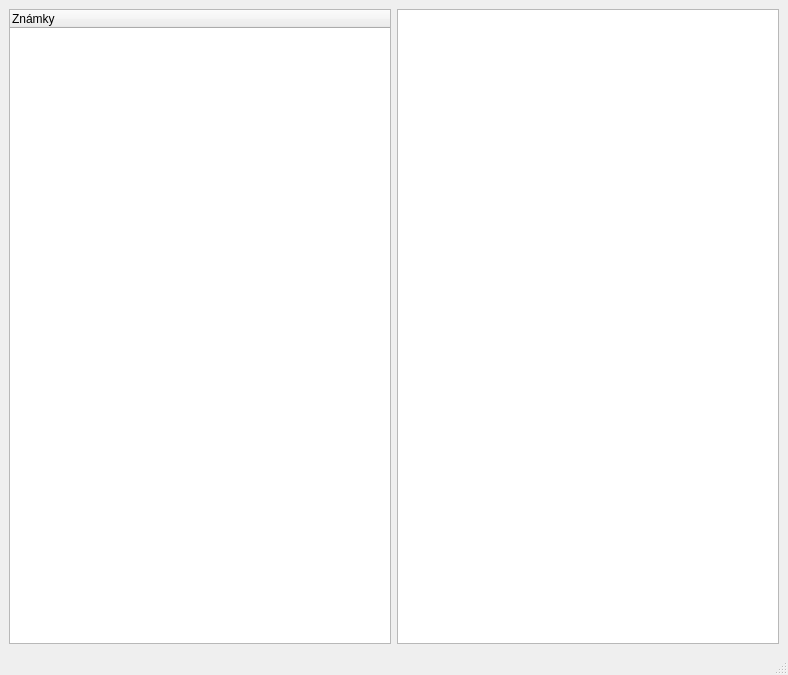
Above: studentui/ui/grades.ui from 23kreny/StudentUI before the change. Below: the same form after it.
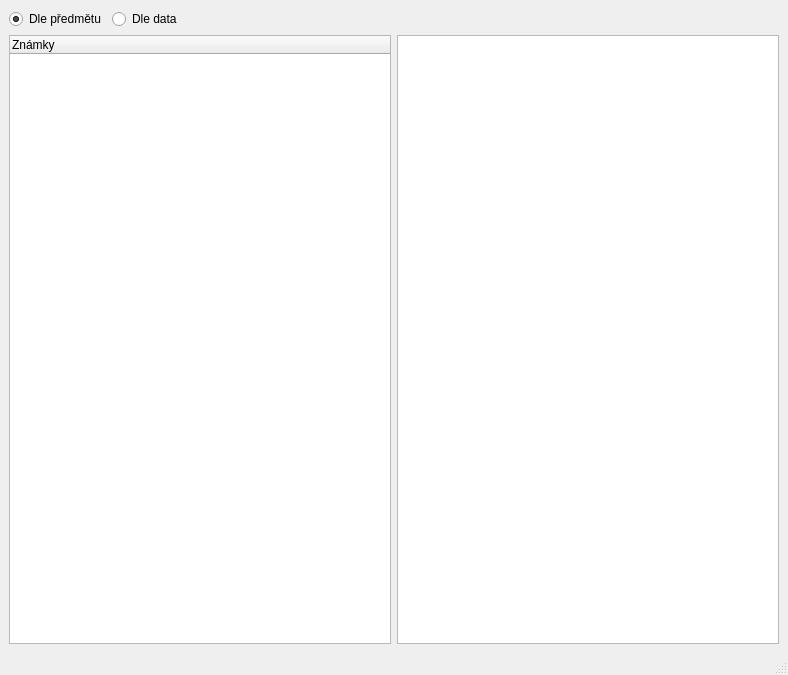
That is the form after the change.

```diff
--- a/studentui/ui/grades.ui
+++ b/studentui/ui/grades.ui
@@ -14,8 +14,44 @@
    <string>Známky - StudentUI</string>
   </property>
   <widget class="QWidget" name="centralwidget">
-   <layout class="QGridLayout" name="gridLayout">
-    <item row="0" column="0">
+   <layout class="QVBoxLayout" name="verticalLayout_2">
+    <item>
+     <layout class="QVBoxLayout" name="verticalLayout">
+      <item>
+       <layout class="QHBoxLayout" name="horizontalLayout_2">
+        <item>
+         <widget class="QRadioButton" name="radioSubj">
+          <property name="text">
+           <string>Dle předmětu</string>
+          </property>
+          <property name="checked">
+           <bool>true</bool>
+          </property>
+         </widget>
+        </item>
+        <item>
+         <widget class="QRadioButton" name="radioDate">
+          <property name="text">
+           <string>Dle data</string>
+          </property>
+         </widget>
+        </item>
+        <item>
+         <spacer name="horizontalSpacer">
+          <property name="orientation">
+           <enum>Qt::Horizontal</enum>
+          </property>
+          <property name="sizeHint" stdset="0">
+           <size>
+            <width>40</width>
+            <height>20</height>
+           </size>
+          </property>
+         </spacer>
+        </item>
+       </layout>
+      </item>
+      <item>
      <layout class="QHBoxLayout" name="horizontalLayout">
       <item>
        <widget class="QTreeWidget" name="treeGrades">
@@ -28,6 +64,8 @@
       </item>
       <item>
        <widget class="QListWidget" name="listDetails"/>
+        </item>
+       </layout>
       </item>
      </layout>
     </item>
```
Lines whose indentation alone changed are shown as unchanged.
